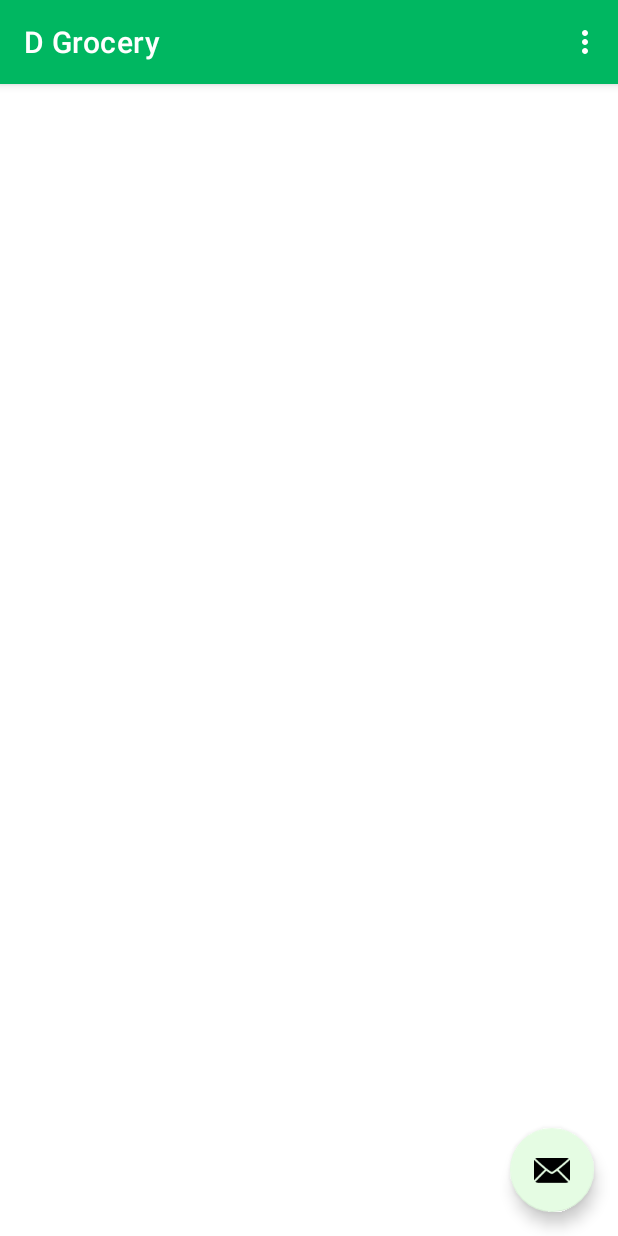
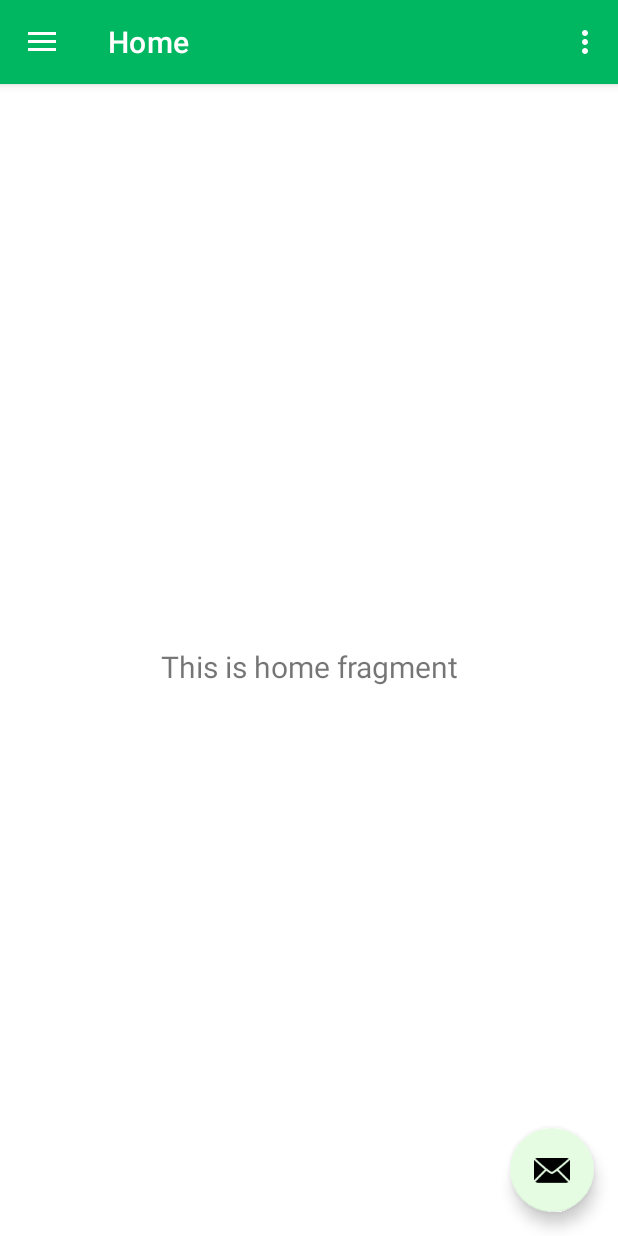
Before and after one commit to diosvo/LTDD_TH109-C91A_VoThiMyNhung, an Android app: the screen it shows after launch once a user with an empty profile is signed in (HomeActivity), on a phone screen of 412 x 824 dp. Run offline under Robolectric (Android 15) with nearby library versions, the light colour scheme and no system bars; our stand-ins replace Firebase (no records; nobody signed in at launch, a user with empty details on screens opened directly), navigation-ui.

Commit message:
add sidebar

```diff
--- a/app/src/main/java/com/dv/grocery/HomeActivity.java
+++ b/app/src/main/java/com/dv/grocery/HomeActivity.java
@@ -8,7 +8,10 @@ import androidx.annotation.NonNull;
 import androidx.appcompat.app.AppCompatActivity;
 import androidx.appcompat.widget.Toolbar;
 import androidx.drawerlayout.widget.DrawerLayout;
+import androidx.navigation.NavController;
+import androidx.navigation.Navigation;
 import androidx.navigation.ui.AppBarConfiguration;
+import androidx.navigation.ui.NavigationUI;
 
 import com.google.android.material.navigation.NavigationView;
 import com.google.firebase.auth.FirebaseAuth;
@@ -33,9 +36,9 @@ public class HomeActivity extends AppCompatActivity {
             .setOpenableLayout(drawer)
             .build();
 
-//        NavController navController = Navigation.findNavController(this, R.id.app_bar_main);
-//        NavigationUI.setupActionBarWithNavController(this, navController, mAppBarConfiguration);
-//        NavigationUI.setupWithNavController(navigationView, navController);
+        NavController navController = Navigation.findNavController(this, R.id.nav_host_fragment_content_main);
+        NavigationUI.setupActionBarWithNavController(this, navController, mAppBarConfiguration);
+        NavigationUI.setupWithNavController(navigationView, navController);
     }
 
     @Override
@@ -45,8 +48,9 @@ public class HomeActivity extends AppCompatActivity {
     }
 
     @Override
-    public boolean onOptionsItemSelected(@NonNull MenuItem item) {
-        int id = item.getItemId();
-        return true;
+    public boolean onSupportNavigateUp() {
+        NavController navController = Navigation.findNavController(this, R.id.nav_host_fragment_content_main);
+        return NavigationUI.navigateUp(navController, mAppBarConfiguration)
+            || super.onSupportNavigateUp();
     }
 }
--- a/app/src/main/res/layout/app_bar_main.xml
+++ b/app/src/main/res/layout/app_bar_main.xml
@@ -26,10 +26,10 @@
         android:id="@+id/fab"
         android:layout_width="wrap_content"
         android:layout_height="wrap_content"
-        app:rippleColor="@color/white"
         android:layout_gravity="bottom|end"
         android:layout_marginEnd="@dimen/fab_margin"
         android:layout_marginBottom="16dp"
+        app:rippleColor="@color/white"
         app:srcCompat="@android:drawable/ic_dialog_email" />
 
 </androidx.coordinatorlayout.widget.CoordinatorLayout>
--- a/app/src/main/res/layout/content_main.xml
+++ b/app/src/main/res/layout/content_main.xml
@@ -5,5 +5,16 @@
     android:layout_width="match_parent"
     android:layout_height="match_parent"
     app:layout_behavior="@string/appbar_scrolling_view_behavior"
-    tools:layout_editor_absoluteY="56dp"
-    tools:showIn="@layout/app_bar_main" />
+    tools:showIn="@layout/app_bar_main">
+
+    <fragment
+        android:id="@+id/nav_host_fragment_content_main"
+        android:name="androidx.navigation.fragment.NavHostFragment"
+        android:layout_width="match_parent"
+        android:layout_height="match_parent"
+        app:defaultNavHost="true"
+        app:layout_constraintLeft_toLeftOf="parent"
+        app:layout_constraintRight_toRightOf="parent"
+        app:layout_constraintTop_toTopOf="parent"
+        app:navGraph="@navigation/mobile_navigation" />
+</androidx.constraintlayout.widget.ConstraintLayout>
```
